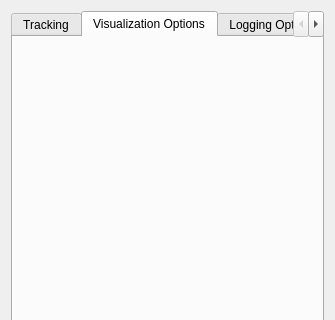
Old version of the form Modules/Bundles/org.mitk.gui.qt.igttrackingtoolbox/src/internal/QmitkMITKIGTTrackingToolboxViewControls.ui in the repository MITK/MITK; both pictures show x 0 to 335 and y 0 to 320 of the 335 by 685 pixel window.
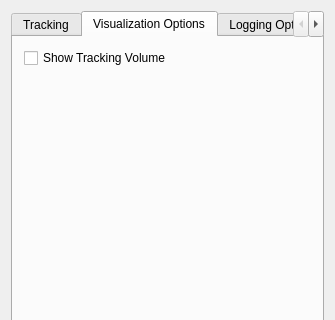
New version of the form. The open tabs and pages were chosen to show the change. Custom widgets are drawn as their Qt base class.

Commit message: included visualization of tracking volume into tracking toolbox

```diff
--- a/Modules/Bundles/org.mitk.gui.qt.igttrackingtoolbox/src/internal/QmitkMITKIGTTrackingToolboxViewControls.ui
+++ b/Modules/Bundles/org.mitk.gui.qt.igttrackingtoolbox/src/internal/QmitkMITKIGTTrackingToolboxViewControls.ui
@@ -202,6 +202,28 @@
       <attribute name="title">
        <string>Visualization Options</string>
       </attribute>
+      <layout class="QVBoxLayout" name="verticalLayout_7">
+       <item>
+        <widget class="QCheckBox" name="m_ShowTrackingVolume">
+         <property name="text">
+          <string>Show Tracking Volume</string>
+         </property>
+        </widget>
+       </item>
+       <item>
+        <spacer name="verticalSpacer_3">
+         <property name="orientation">
+          <enum>Qt::Vertical</enum>
+         </property>
+         <property name="sizeHint" stdset="0">
+          <size>
+           <width>20</width>
+           <height>597</height>
+          </size>
+         </property>
+        </spacer>
+       </item>
+      </layout>
      </widget>
      <widget class="QWidget" name="tab_3">
       <attribute name="title">
```
The commit also changes 2 other files.
